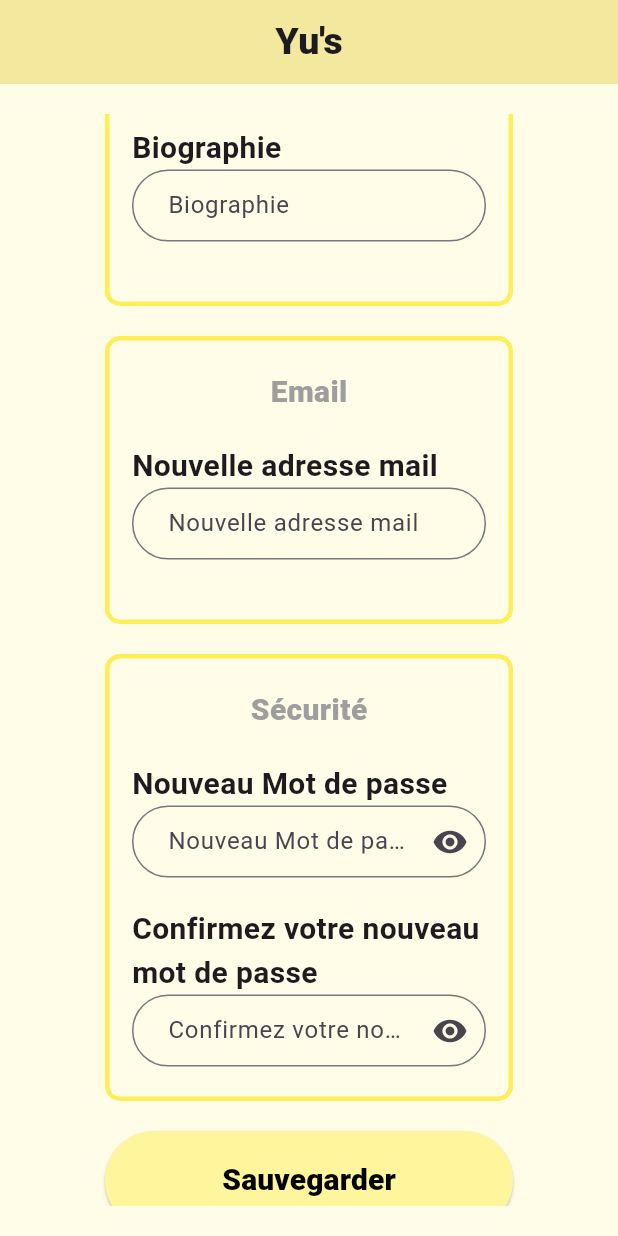
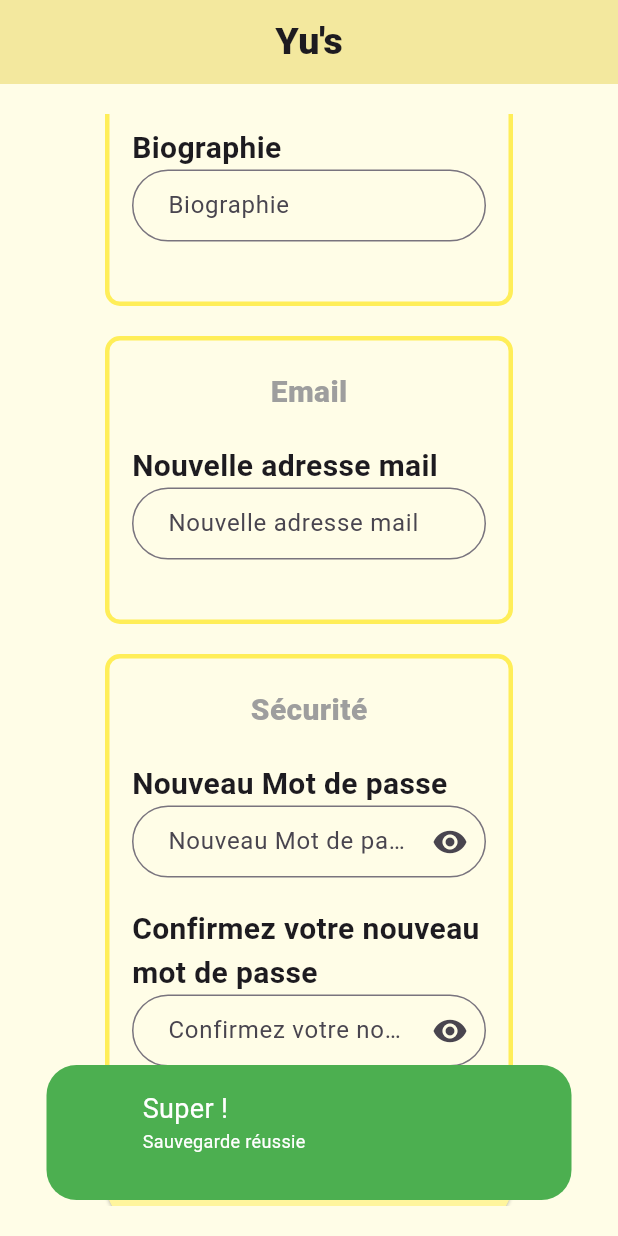
Before and after one commit to GABLRM/yus-frontend, a Flutter app: the SettingsPage screen opened directly, scrolled down 576 dp, after a tap on "Sauvegarder", on a phone screen of 412 x 824 dp. Run offline on Flutter 3.47's test engine with Material 3 defaults, Android fonts, the phone set to English and light mode, and no system bars; our stand-ins replace flutter_secure_storage, jwt_decoder; accounts and stored records are empty; network calls fail.

Commit message:
:bug: fix: snackbar edit and snackbar when save settings

```diff
--- a/lib/repositories/user_repository.dart
+++ b/lib/repositories/user_repository.dart
@@ -65,7 +65,7 @@ Future<User> fetchUserConnected() async {
   }
 }
 
-Future<void> updateUser(String username, String firstname, String lastname,
+Future<String> updateUser(String username, String firstname, String lastname,
     String biography, String email, String password) async {
   final token = await storage.read(key: 'token');
 
@@ -86,6 +86,7 @@ Future<void> updateUser(String username, String firstname, String lastname,
     body: jsonEncode(body),
   );
   if (response.statusCode != 200) {
-    throw Exception('Failed to update user');
+    return 'null';
   }
+  return 'success';
 }
--- a/lib/widgets/form/settings_form_widget.dart
+++ b/lib/widgets/form/settings_form_widget.dart
@@ -3,6 +3,7 @@ import 'package:yus_dev/repositories/user_repository.dart';
 import 'package:yus_dev/widgets/button/app_button.dart';
 import 'package:yus_dev/widgets/input/app_input_label.dart';
 import 'package:yus_dev/widgets/input/app_input_password.dart';
+import 'package:yus_dev/widgets/snackBar/app_custom_snackbar.dart';
 
 class SettingsForm extends StatefulWidget {
   const SettingsForm({super.key});
@@ -204,13 +205,32 @@ class _SettingsFormState extends State<SettingsForm> {
             CustomButton(
               text: "Sauvegarder",
               press: () {
-                updateUser(
-                    usernameController.text,
-                    firstnameController.text,
-                    lastnameController.text,
-                    bioController.text,
-                    emailController.text,
-                    passwordController.text);
+                if (updateUser(
+                        usernameController.text,
+                        firstnameController.text,
+                        lastnameController.text,
+                        bioController.text,
+                        emailController.text,
+                        passwordController.text) ==
+                    null) {
+                  ScaffoldMessenger.of(context).showSnackBar(
+                    const SnackBar(
+                      content: CustomSnackBarContent(errorText: 'Erreur lors de la sauvegarde'),
+                      behavior: SnackBarBehavior.floating,
+                      backgroundColor: Colors.transparent,
+                      elevation: 0,
+                    ),
+                  );
+                } else {
+                  ScaffoldMessenger.of(context).showSnackBar(
+                    const SnackBar(
+                      content: CustomSnackBarContent(errorText: 'Sauvegarde réussie', containerColor: Colors.green, title: 'Super !',),
+                      behavior: SnackBarBehavior.floating,
+                      backgroundColor: Colors.transparent,
+                      elevation: 0,
+                    ),
+                  );
+                }
               },
             ),
           ],
--- a/lib/widgets/snackBar/app_custom_snackbar.dart
+++ b/lib/widgets/snackBar/app_custom_snackbar.dart
@@ -1,31 +1,31 @@
 import 'package:flutter/material.dart';
 
 class CustomSnackBarContent extends StatelessWidget {
-  const CustomSnackBarContent({
-    super.key,
-    required this.errorText,
-  });
+  const CustomSnackBarContent(
+      {super.key, required this.errorText, this.containerColor, this.title});
 
   final String errorText;
+  final Color? containerColor;
+  final String? title;
 
   @override
   Widget build(BuildContext context) {
     return Container(
       padding: const EdgeInsets.all(16),
       height: 90,
-      decoration: const BoxDecoration(
-          color: Colors.red,
-          borderRadius: BorderRadius.all(Radius.circular(20))),
-      child:  Row(
+      decoration: BoxDecoration(
+          color: containerColor ?? Colors.red,
+          borderRadius: const BorderRadius.all(Radius.circular(20))),
+      child: Row(
         children: [
           const SizedBox(width: 48),
           Expanded(
             child: Column(
               crossAxisAlignment: CrossAxisAlignment.start,
               children: [
-                const Text(
-                  "Oups !",
-                  style: TextStyle(fontSize: 18, color: Colors.white),
+                Text(
+                  title ?? "Oups !",
+                  style: const TextStyle(fontSize: 18, color: Colors.white),
                 ),
                 Text(
                   errorText,
```
Also changed, not shown: lib/widgets/form/post_form_widget.dart (+9 -2 lines).
